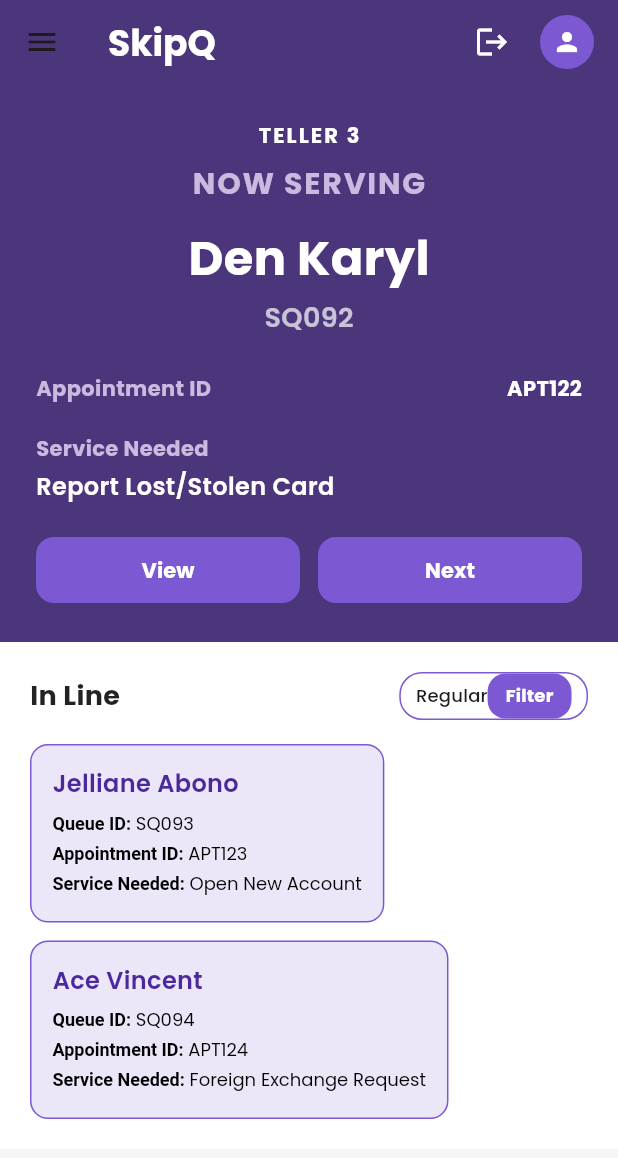
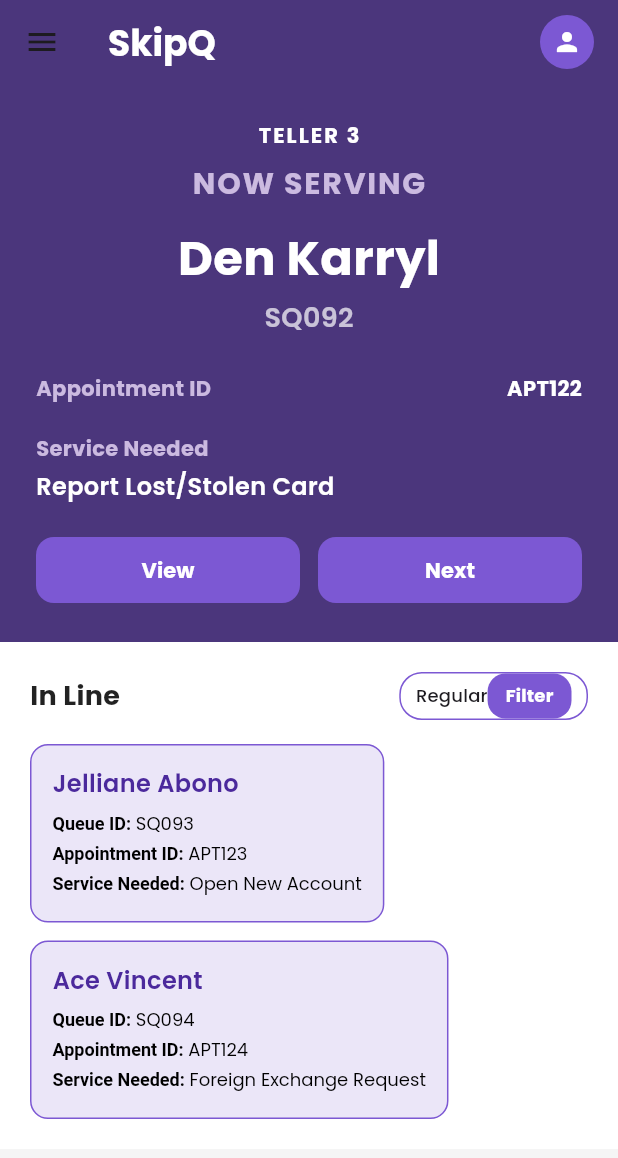
Before and after one commit to mmjcb/appdev_finalproject, a Flutter app: the AdminHomePage screen opened directly, on a phone screen of 412 x 824 dp. Shown: the top 1158 px of the screen. Run offline on Flutter 3.47's test engine with Material 3 defaults, Android fonts, the phone set to English and light mode, and no system bars; our stand-ins replace cloud_firestore, firebase_auth, firebase_core, google_fonts; accounts and stored records are empty.

Commit message:
added admin_archives and admin_queues

```diff
--- a/lib/admin_homepage.dart
+++ b/lib/admin_homepage.dart
@@ -1,7 +1,6 @@
 import 'package:flutter/material.dart';
 import 'package:google_fonts/google_fonts.dart';
-import 'package:firebase_auth/firebase_auth.dart';
-import 'login.dart';
+import 'admin_archives.dart';
 
 class AdminHomePage extends StatelessWidget {
   const AdminHomePage({super.key});
@@ -11,14 +10,6 @@
   static const Color purpleDark = Color(0xFF4B367C);
   static const Color purpleMid = Color(0xFF7C58D3);
   static const Color purpleLight = Color(0xFFCBBAE0);
-
-  Future<void> _logout(BuildContext context) async {
-    await FirebaseAuth.instance.signOut();
-    Navigator.pushReplacement(
-      context,
-      MaterialPageRoute(builder: (context) => const Login()),
-    );
-  }
 
   @override
   Widget build(BuildContext context) {
@@ -49,13 +40,8 @@
           ),
         ),
         actions: [
-          IconButton(
-            icon: const Icon(Icons.logout, color: Colors.white),
-            onPressed: () => _logout(context),
-            tooltip: 'Logout',
-          ),
           Padding(
-            padding: const EdgeInsets.only(right: 16, left: 8),
+            padding: const EdgeInsets.only(right: 16),
             child: CircleAvatar(
               backgroundColor: purpleMid,
               radius: 18,
@@ -145,25 +131,17 @@
               ),
             ),
             const SizedBox(height: 40),
-            SidebarItem(icon: Icons.home, label: "Home", isActive: true, activeColor: purpleDark),
-            SidebarItem(icon: Icons.list_alt, label: "Queues", activeColor: purpleDark),
-            SidebarItem(icon: Icons.archive, label: "Archives", activeColor: purpleDark),
-            const Spacer(),
-            ListTile(
-              dense: true,
-              contentPadding: const EdgeInsets.symmetric(horizontal: 24),
-              leading: const Icon(Icons.logout, color: purpleDark),
-              title: Text(
-                "Logout",
-                style: GoogleFonts.poppins(
-                  fontWeight: FontWeight.w600,
-                  fontSize: 14,
-                  color: purpleDark,
-                ),
-              ),
-              onTap: () => _logout(context),
-            ),
-            const SizedBox(height: 20),
+            SidebarItem(
+                icon: Icons.home,
+                label: "Home",
+                isActive: true,
+                activeColor: purpleDark),
+            SidebarItem(
+                icon: Icons.list_alt, label: "Queues", activeColor: purpleDark),
+            SidebarItem(
+                icon: Icons.archive,
+                label: "Archives",
+                activeColor: purpleDark),
           ],
         ),
       ),
@@ -200,7 +178,7 @@
           ),
           const SizedBox(height: 12),
           Text(
-            "Den Karyl",
+            "Den Karryl",
             style: GoogleFonts.poppins(
               color: Colors.white,
               fontWeight: FontWeight.bold,
@@ -308,31 +286,26 @@
                     ),
                   ),
                   const SizedBox(height: 50),
-                  SidebarItem(icon: Icons.home, label: "Home", isActive: true, activeColor: purpleDark),
-                  SidebarItem(icon: Icons.list_alt, label: "Queues", activeColor: purpleDark),
-                  SidebarItem(icon: Icons.archive, label: "Archives", activeColor: purpleDark),
+                  SidebarItem(
+                      icon: Icons.home,
+                      label: "Home",
+                      isActive: true,
+                      activeColor: purpleDark),
+                  SidebarItem(
+                      icon: Icons.list_alt,
+                      label: "Queues",
+                      activeColor: purpleDark),
+                  SidebarItem(
+                      icon: Icons.archive,
+                      label: "Archives",
+                      activeColor: purpleDark),
                   const Spacer(),
-                  ListTile(
-                    dense: true,
-                    contentPadding: const EdgeInsets.symmetric(horizontal: 24),
-                    leading: const Icon(Icons.logout, color: purpleDark),
-                    title: Text(
-                      "Logout",
-                      style: GoogleFonts.poppins(
-                        fontWeight: FontWeight.w600,
-                        fontSize: 14,
-                        color: purpleDark,
-                      ),
-                    ),
-                    onTap: () => _logout(context),
-                  ),
-                  const SizedBox(height: 10),
                   Padding(
                     padding: const EdgeInsets.all(16.0),
                     child: CircleAvatar(
                       backgroundColor: purpleDark,
+                      radius: 20,
                       child: const Icon(Icons.person, color: Colors.white),
-                      radius: 20,
                     ),
                   ),
                 ],
@@ -344,7 +317,8 @@
               flex: 3,
               child: Container(
                 color: Colors.white,
-                padding: const EdgeInsets.symmetric(horizontal: 24, vertical: 28),
+                padding:
+                    const EdgeInsets.symmetric(horizontal: 24, vertical: 28),
                 child: Column(
                   crossAxisAlignment: CrossAxisAlignment.start,
                   children: [
@@ -410,7 +384,8 @@
                     bottomLeft: Radius.circular(20),
                   ),
                 ),
-                padding: const EdgeInsets.symmetric(horizontal: 40, vertical: 48),
+                padding:
+                    const EdgeInsets.symmetric(horizontal: 40, vertical: 48),
                 child: Column(
                   crossAxisAlignment: CrossAxisAlignment.center,
                   children: [
@@ -435,7 +410,7 @@
                     ),
                     const SizedBox(height: 16),
                     Text(
-                      "Den Karyl",
+                      "Den Karryl",
                       style: GoogleFonts.poppins(
                         color: Colors.white,
                         fontWeight: FontWeight.bold,
@@ -492,9 +467,15 @@
                     Row(
                       mainAxisAlignment: MainAxisAlignment.center,
                       children: [
-                        PurpleButton(label: "View Appointment", purpleMid: purpleMid, onPressed: () {}),
+                        PurpleButton(
+                            label: "View Appointment",
+                            purpleMid: purpleMid,
+                            onPressed: () {}),
                         const SizedBox(width: 24),
-                        PurpleButton(label: "Next", purpleMid: purpleMid, onPressed: () {}),
+                        PurpleButton(
+                            label: "Next",
+                            purpleMid: purpleMid,
+                            onPressed: () {}),
                       ],
                     ),
                   ],
@@ -514,14 +495,16 @@
   final String label;
   final bool isActive;
   final Color activeColor;
+  final VoidCallback? onTapAction;
 
   const SidebarItem({
-    Key? key,
+    super.key,
     required this.icon,
     required this.label,
     this.isActive = false,
     required this.activeColor,
-  }) : super(key: key);
+    this.onTapAction,
+  });
 
   @override
   Widget build(BuildContext context) {
@@ -541,7 +524,10 @@
         ),
       ),
       onTap: () {
-        Navigator.pop(context); // Close drawer on mobile
+        Navigator.push(
+          context,
+          MaterialPageRoute(builder: (context) => ArchivesPage()),
+        ); // Close drawer on mobile
       },
     );
   }
@@ -591,7 +577,9 @@
           },
           items: <String>['Regular', 'Priority']
               .map<DropdownMenuItem<String>>(
-                (e) => DropdownMenuItem<String>(value: e, child: Text(e, style: GoogleFonts.poppins(fontSize: 12))),
+                (e) => DropdownMenuItem<String>(
+                    value: e,
+                    child: Text(e, style: GoogleFonts.poppins(fontSize: 12))),
               )
               .toList(),
         ),
@@ -609,13 +597,13 @@
   final Color purpleMid;
 
   const QueueCard({
-    Key? key,
+    super.key,
     required this.name,
     required this.queueID,
     required this.appointmentID,
     required this.serviceNeeded,
     required this.purpleMid,
-  }) : super(key: key);
+  });
 
   @override
   Widget build(BuildContext context) {
@@ -638,9 +626,16 @@
             ),
           ),
           const SizedBox(height: 6),
-          InfoRowLabelValue(label: "Queue ID:", value: queueID, purpleMid: purpleMid),
-          InfoRowLabelValue(label: "Appointment ID:", value: appointmentID, purpleMid: purpleMid),
-          InfoRowLabelValue(label: "Service Needed:", value: serviceNeeded, purpleMid: purpleMid),
+          InfoRowLabelValue(
+              label: "Queue ID:", value: queueID, purpleMid: purpleMid),
+          InfoRowLabelValue(
+              label: "Appointment ID:",
+              value: appointmentID,
+              purpleMid: purpleMid),
+          InfoRowLabelValue(
+              label: "Service Needed:",
+              value: serviceNeeded,
+              purpleMid: purpleMid),
         ],
       ),
     );
@@ -653,11 +648,11 @@
   final Color purpleMid;
 
   const InfoRowLabelValue({
-    Key? key,
+    super.key,
     required this.label,
     required this.value,
     required this.purpleMid,
-  }) : super(key: key);
+  });
 
   @override
   Widget build(BuildContext context) {
@@ -670,7 +665,9 @@
             color: Colors.black,
           ),
           children: [
-            TextSpan(text: label, style: const TextStyle(fontWeight: FontWeight.bold)),
+            TextSpan(
+                text: label,
+                style: const TextStyle(fontWeight: FontWeight.bold)),
             TextSpan(text: " $value"),
           ],
         ),
@@ -687,12 +684,12 @@
   final Color valueColor;
 
   const DetailRow({
-    Key? key,
+    super.key,
     required this.label,
     required this.value,
     required this.labelColor,
     required this.valueColor,
-  }) : super(key: key);
+  });
 
   @override
   Widget build(BuildContext context) {
@@ -730,11 +727,11 @@
   final Color purpleMid;
 
   const PurpleButton({
-    Key? key,
+    super.key,
     required this.label,
     required this.onPressed,
     required this.purpleMid,
-  }) : super(key: key);
+  });
 
   @override
   Widget build(BuildContext context) {
```
Also changed, not shown: lib/admin_archives.dart (added, +336 -0 lines), lib/admin_queues.dart (added).
